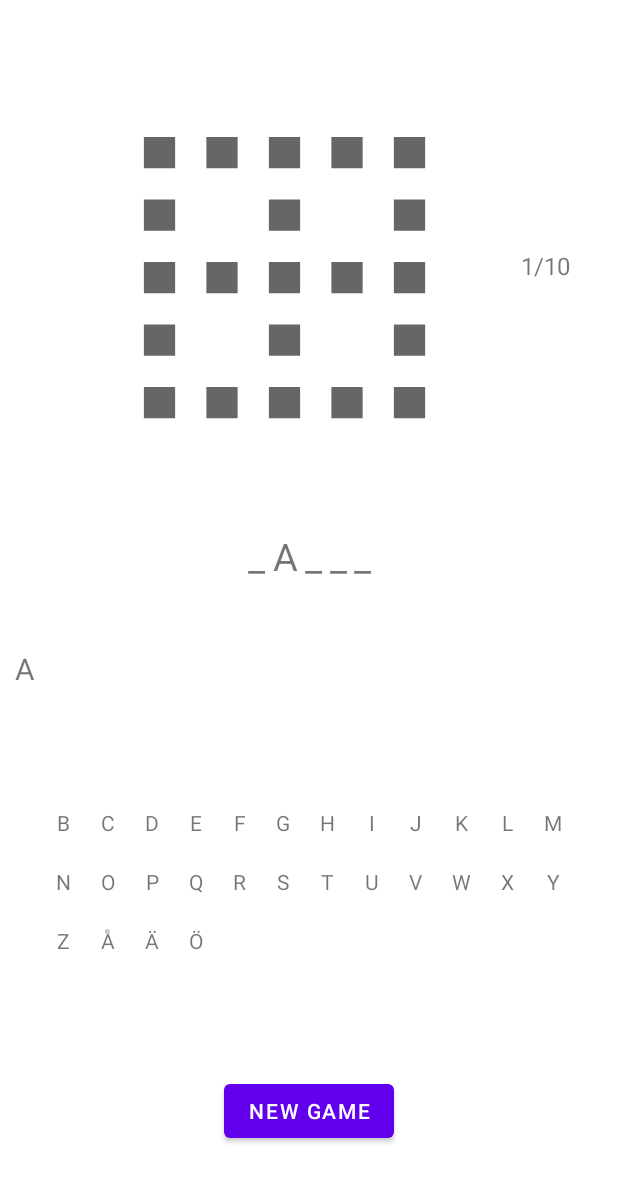
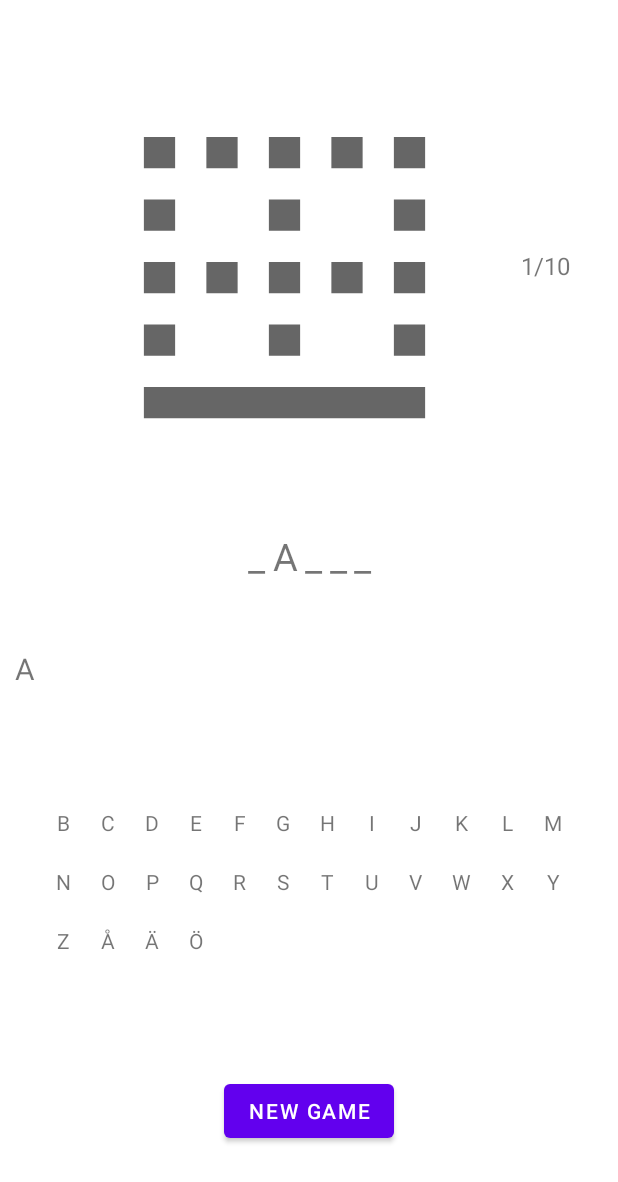
Before and after one commit to pernillaTherese/pernillasHangman, an Android app: the PlayActivity screen opened directly, with no data from a screen before it, after a tap on an icon or button, on a phone screen of 412 x 824 dp. Shown: the top 1182 px of the screen. Run offline under Robolectric (Android 15) with nearby library versions, the phone set to English and light mode, and no system bars.

Commit message:
multiple fake animations work

```diff
--- a/app/src/main/java/com/pernillatherese/hangman/PlayActivity.java
+++ b/app/src/main/java/com/pernillatherese/hangman/PlayActivity.java
@@ -8,6 +8,9 @@ import android.graphics.drawable.AnimationDrawable;
 import android.os.Bundle;
 import android.text.TextUtils;
 import android.view.View;
+import android.view.animation.Animation;
+import android.view.animation.AnimationSet;
+import android.view.animation.AnimationUtils;
 import android.widget.Button;
 import android.widget.ImageView;
 import android.widget.TextView;
@@ -23,7 +26,7 @@ import java.util.Scanner;
 public class PlayActivity extends AppCompatActivity {
 
     //vars
-    AnimationDrawable firstAnimation;
+    AnimationDrawable animation;
     private String selectedWord;
     private String underscoredWord;
     private char guessedLetter;
@@ -46,7 +49,6 @@ public class PlayActivity extends AppCompatActivity {
         super.onCreate(savedInstanceState);
         setContentView(R.layout.activity_play);
 
-
         //Find views - buttons
         animView = findViewById(R.id.anim_view);
         countDownTV = findViewById(R.id.countdown_txt);
@@ -62,17 +64,16 @@ public class PlayActivity extends AppCompatActivity {
         //Play game
         play();
 
+        //Animation
+        animView.setBackgroundResource(R.drawable.second_animation);
+        animation = (AnimationDrawable) animView.getBackground();
 
-        //Animation //TODO: Make it play when guess is wrong
-        animView.setBackgroundResource(R.drawable.first_animation);
-        firstAnimation = (AnimationDrawable) animView.getBackground();
 
         //Start new game (recreate PlayActivity)
         newGameBtn.setOnClickListener(new View.OnClickListener() {
             public void onClick(View view) {
                 Intent intent = new Intent(getApplicationContext(), PlayActivity.class);
                 startActivity(intent);
-
             }
         });
     }
@@ -97,6 +98,10 @@ public class PlayActivity extends AppCompatActivity {
                         if (guessedLetter == selectedWord.toUpperCase().charAt(i)) {
                             underscoredWordList.set(i, guessedLetter);
                             correctWordTV.setText(TextUtils.join("", underscoredWordList));
+                        }else{
+                            animView.setBackgroundResource(R.drawable.first_animation);
+                            animation = (AnimationDrawable) animView.getBackground();
+                            onWindowFocusChanged(true);
                         }
                     }
                 }
@@ -111,8 +116,9 @@ public class PlayActivity extends AppCompatActivity {
     @Override
     public void onWindowFocusChanged(boolean hasFocus) {
         super.onWindowFocusChanged(hasFocus);
-        firstAnimation.start();
+        animation.start();
     }
+
 
     //get random word from in app storage .txt-file
     public void randomWord() {
--- /dev/null
+++ b/app/src/main/res/drawable/second_animation.xml
@@ -0,0 +1,17 @@
+<?xml version="1.0" encoding="utf-8"?>
+<animation-list xmlns:android="http://schemas.android.com/apk/res/android">
+
+    <item
+        android:drawable="@drawable/second_density_01"
+        android:duration="400"/>
+
+    <item
+        android:drawable="@drawable/second_density_02"
+        android:duration="400"/>
+
+    <item
+        android:drawable="@drawable/second_density_03"
+        android:duration="400"/>
+
+
+</animation-list>
--- /dev/null
+++ b/app/src/main/res/drawable/second_density_01.xml
@@ -0,0 +1,13 @@
+<vector xmlns:android="http://schemas.android.com/apk/res/android"
+    android:width="24dp"
+    android:height="24dp"
+    android:viewportWidth="24"
+    android:viewportHeight="24"
+    android:tint="?attr/colorControlNormal">
+  <path
+      android:fillColor="@android:color/white"
+      android:pathData="M3,3h18v2h-18z"/>
+  <path
+      android:fillColor="@android:color/white"
+      android:pathData="M3,19h18v2h-18z"/>
+</vector>
--- /dev/null
+++ b/app/src/main/res/drawable/second_density_02.xml
@@ -0,0 +1,16 @@
+<vector xmlns:android="http://schemas.android.com/apk/res/android"
+    android:width="24dp"
+    android:height="24dp"
+    android:viewportWidth="24"
+    android:viewportHeight="24"
+    android:tint="?attr/colorControlNormal">
+  <path
+      android:fillColor="@android:color/white"
+      android:pathData="M3,3h18v2h-18z"/>
+  <path
+      android:fillColor="@android:color/white"
+      android:pathData="M3,19h18v2h-18z"/>
+  <path
+      android:fillColor="@android:color/white"
+      android:pathData="M3,11h18v2h-18z"/>
+</vector>
--- /dev/null
+++ b/app/src/main/res/drawable/second_density_03.xml
@@ -0,0 +1,19 @@
+<vector xmlns:android="http://schemas.android.com/apk/res/android"
+    android:width="24dp"
+    android:height="24dp"
+    android:viewportWidth="24"
+    android:viewportHeight="24"
+    android:tint="?attr/colorControlNormal">
+  <path
+      android:fillColor="@android:color/white"
+      android:pathData="M3,2h18v2h-18z"/>
+  <path
+      android:fillColor="@android:color/white"
+      android:pathData="M3,20h18v2h-18z"/>
+  <path
+      android:fillColor="@android:color/white"
+      android:pathData="M3,14h18v2h-18z"/>
+  <path
+      android:fillColor="@android:color/white"
+      android:pathData="M3,8h18v2h-18z"/>
+</vector>
```
